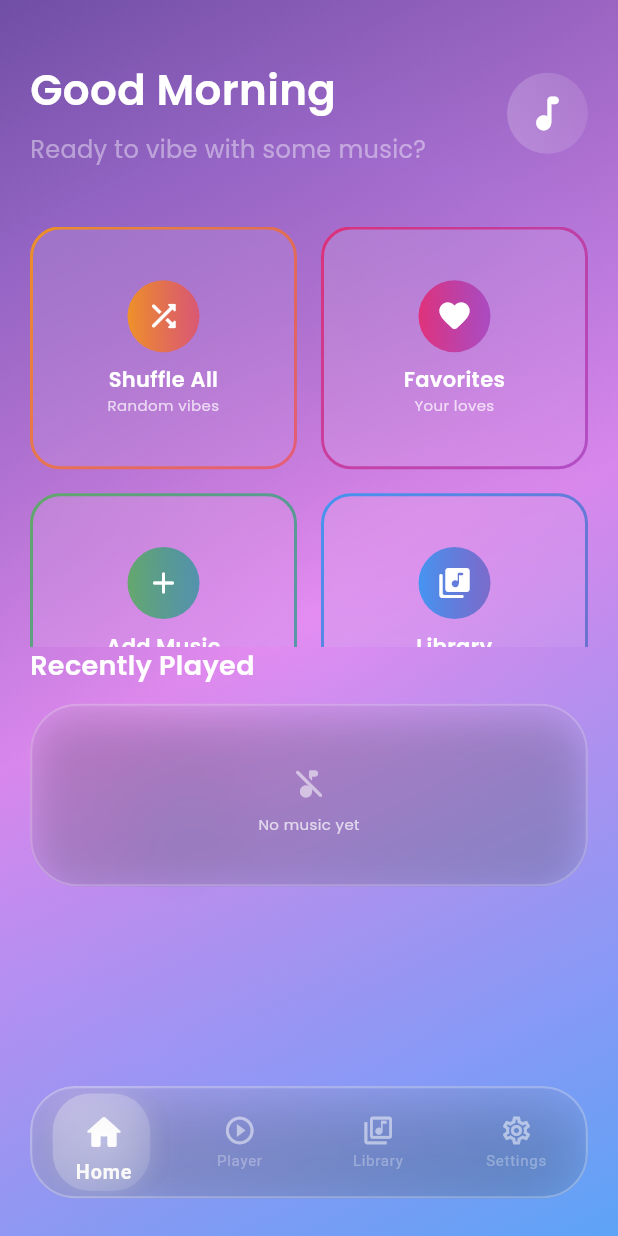
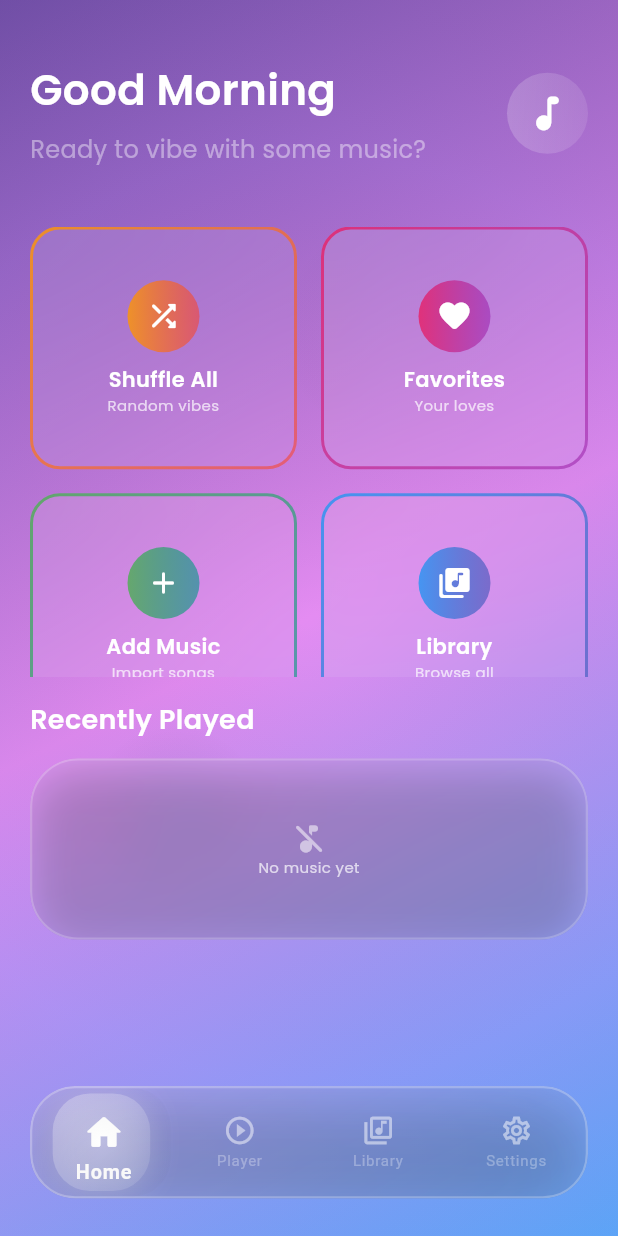
Before and after one commit to Talha-Aslam/Music-App, a Flutter app: the screen it shows after launch, on a phone screen of 412 x 824 dp. Run offline on Flutter 3.47's test engine with Material 3 defaults, Android fonts, the light colour scheme and no system bars; drawn by our look-alikes of animated_text_kit, shimmer; our stand-ins replace file_picker, flutter_staggered_animations, glassmorphism, google_fonts, just_audio, rxdart.

Commit message:
Increase grid height and adjust spacing in home screen layout

```diff
--- a/lib/screens/home_screen_enhanced.dart
+++ b/lib/screens/home_screen_enhanced.dart
@@ -142,7 +142,7 @@ class _HomeScreenState extends State<HomeScreen> with TickerProviderStateMixin {
 
                   // Quick Actions Grid
                   SizedBox(
-                    height: 280, // Fixed height for grid
+                    height: 300, // Fixed height for grid
                     child: AnimationLimiter(
                       child: GridView.count(
                         crossAxisCount: 2,
@@ -247,7 +247,7 @@ class _HomeScreenState extends State<HomeScreen> with TickerProviderStateMixin {
                       ),
                     ),
                   ),
-
+                  const SizedBox(height: 16),
                   // Recently Played Section
                   Container(
                     height: 160, // Increased height to prevent overflow
@@ -447,7 +447,6 @@ class _HomeScreenState extends State<HomeScreen> with TickerProviderStateMixin {
                 size: 24, // Even smaller icon
                 color: Colors.white54,
               ),
-              const SizedBox(height: 8), // Small spacing
               Text(
                 'No music yet',
                 style: GoogleFonts.poppins(
```
Also changed, not shown: lib/screens/home_screen_new.dart (added).
